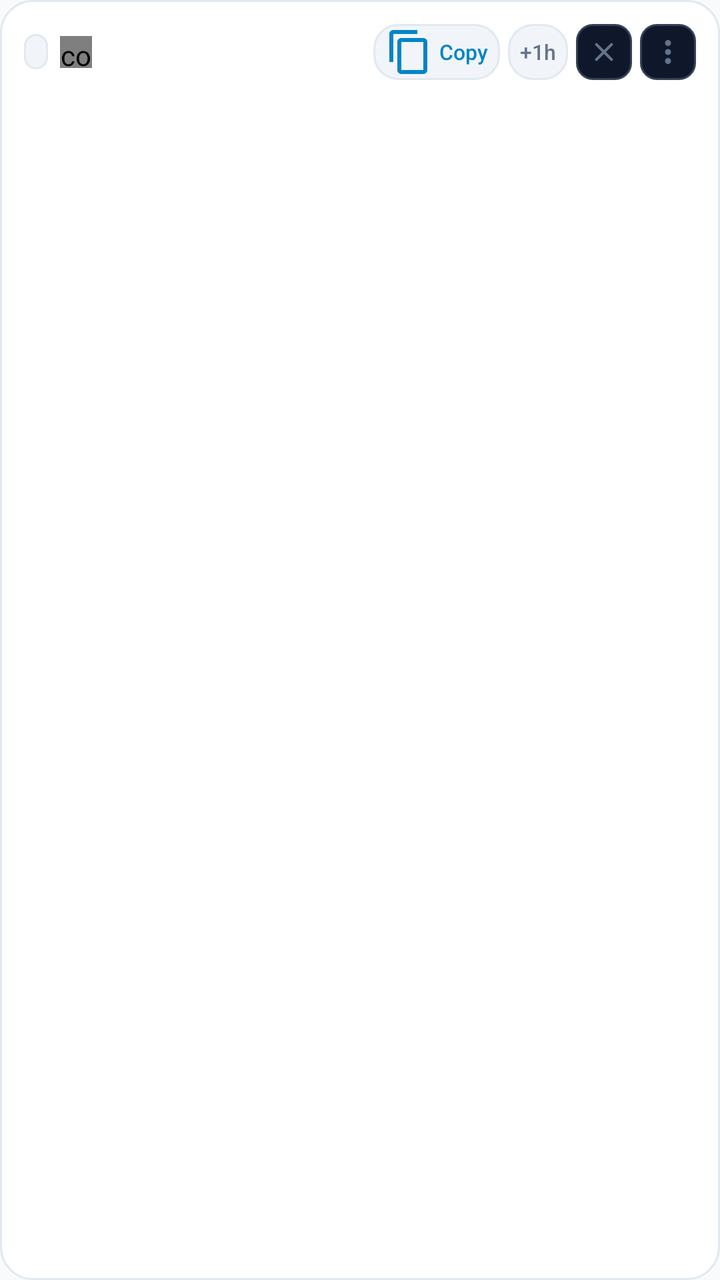
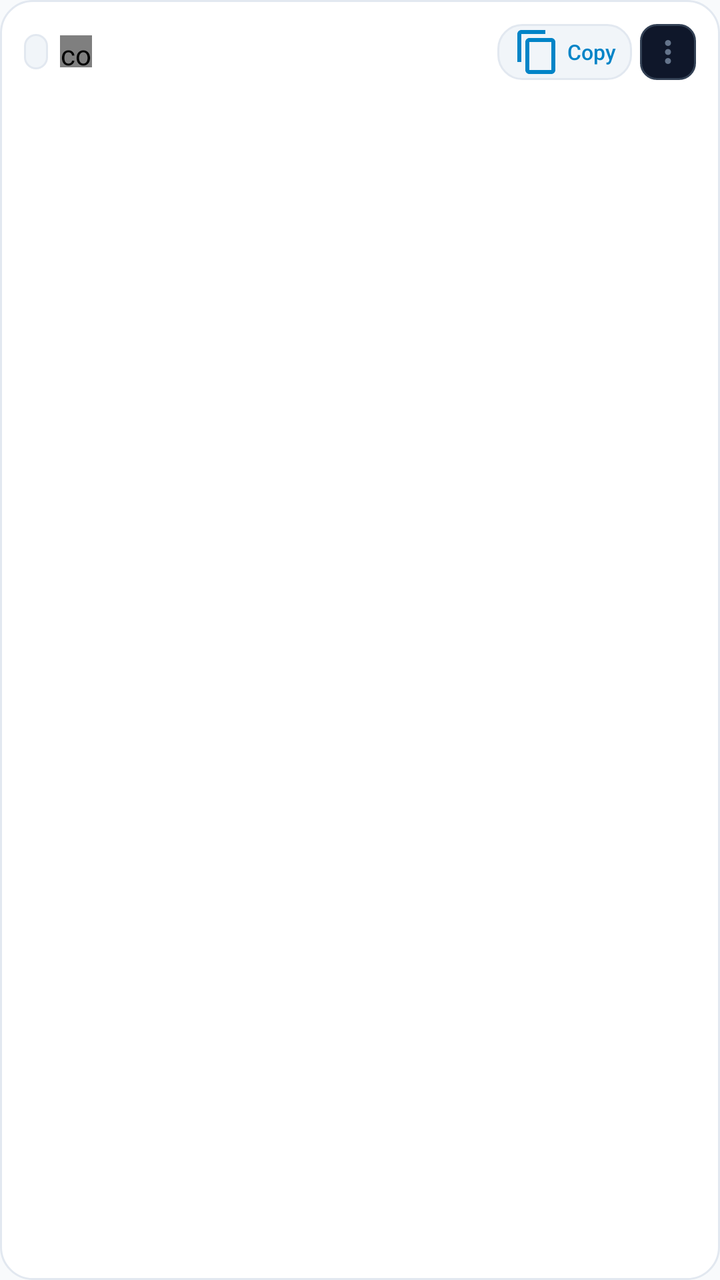

Two renders of the same Android screen: before a commit and after it. Below are the layout's source before the change and the commit's diff.
<!-- AndroidManifest.xml: application theme Theme.Teilen -->
<!-- res/layout/item_feed.xml -->
<?xml version="1.0" encoding="utf-8"?>
<LinearLayout xmlns:android="http://schemas.android.com/apk/res/android"
    android:layout_width="match_parent"
    android:layout_height="wrap_content"
    android:background="@drawable/bg_card"
    android:baselineAligned="false"
    android:descendantFocusability="afterDescendants"
    android:orientation="vertical"
    android:padding="12dp">

    
    <LinearLayout
        android:id="@+id/feed_header_bar"
        android:layout_width="match_parent"
        android:layout_height="wrap_content"
        android:gravity="center_vertical"
        android:orientation="horizontal">

        
        <TextView
            android:id="@+id/feed_kind"
            style="@style/Text.Section"
            android:layout_width="wrap_content"
            android:layout_height="wrap_content"
            android:background="@drawable/bg_badge"
            android:paddingStart="6dp"
            android:paddingTop="2dp"
            android:paddingEnd="6dp"
            android:paddingBottom="2dp"
            android:textColor="@color/accent"
            android:textSize="10sp"
            android:textStyle="bold" />

        
        <com.teilen.app.CountdownRingView
            android:id="@+id/feed_ring"
            android:layout_width="16dp"
            android:layout_height="16dp"
            android:layout_marginStart="6dp" />

        <TextView
            android:id="@+id/feed_meta"
            style="@style/Text.Tabular"
            android:layout_width="0dp"
            android:layout_height="wrap_content"
            android:layout_marginStart="6dp"
            android:layout_weight="1"
            android:ellipsize="end"
            android:singleLine="true"
            android:textColor="@color/text_secondary"
            android:textSize="11sp" />

        
        <LinearLayout
            android:layout_width="wrap_content"
            android:layout_height="wrap_content"
            android:gravity="center_vertical"
            android:orientation="horizontal">

            
            <Button
                android:id="@+id/feed_action_copy"
                style="@style/Button.Outline"
                android:layout_width="wrap_content"
                android:layout_height="28dp"
                android:layout_marginEnd="4dp"
                android:minWidth="0dp"
                android:minHeight="28dp"
                android:paddingStart="6dp"
                android:paddingTop="0dp"
                android:paddingEnd="6dp"
                android:paddingBottom="0dp"
                android:drawableStart="@drawable/ic_copy"
                android:drawablePadding="3dp"
                android:drawableTint="@color/accent"
                android:text="Copy"
                android:textColor="@color/accent"
                android:textSize="10.5sp" />

            
            <ImageButton
                android:id="@+id/feed_action_download"
                android:layout_width="28dp"
                android:layout_height="28dp"
                android:layout_marginEnd="4dp"
                android:background="@drawable/bg_icon_btn"
                android:padding="5dp"
                android:scaleType="fitCenter"
                android:src="@drawable/ic_download"
                android:tint="@color/accent"
                android:contentDescription="Download"
                android:visibility="gone" />

            
            <Button
                android:id="@+id/feed_action_extend"
                style="@style/Button.Outline"
                android:layout_width="wrap_content"
                android:layout_height="28dp"
                android:layout_marginEnd="4dp"
                android:minWidth="0dp"
                android:minHeight="28dp"
                android:paddingStart="6dp"
                android:paddingTop="0dp"
                android:paddingEnd="6dp"
                android:paddingBottom="0dp"
                android:text="+1h"
                android:textColor="@color/text_secondary"
                android:textSize="10.5sp" />

            
            <ImageButton
                android:id="@+id/feed_action_delete"
                android:layout_width="28dp"
                android:layout_height="28dp"
                android:layout_marginEnd="4dp"
                android:background="@drawable/bg_icon_btn"
                android:padding="6dp"
                android:scaleType="fitCenter"
                android:src="@drawable/ic_close"
                android:tint="@color/text_secondary"
                android:contentDescription="Delete" />

            
            <ImageButton
                android:id="@+id/feed_action_more"
                android:layout_width="28dp"
                android:layout_height="28dp"
                android:background="@drawable/bg_icon_btn"
                android:padding="5dp"
                android:scaleType="fitCenter"
                android:src="@drawable/ic_more_vert"
                android:tint="@color/text_secondary"
                android:contentDescription="More options" />
        </LinearLayout>
    </LinearLayout>

    
    <LinearLayout
        android:id="@+id/feed_body_container"
        android:layout_width="match_parent"
        android:layout_height="wrap_content"
        android:layout_marginTop="8dp"
        android:orientation="horizontal">

        <ImageView
            android:id="@+id/feed_thumb"
            android:layout_width="56dp"
            android:layout_height="56dp"
            android:layout_marginEnd="10dp"
            android:background="@drawable/bg_input"
            android:contentDescription="@string/feed_thumb"
            android:scaleType="centerCrop"
            android:visibility="gone" />

        <TextView
            android:id="@+id/feed_title"
            style="@style/Text.Body"
            android:layout_width="0dp"
            android:layout_height="wrap_content"
            android:layout_weight="1"
            android:lineSpacingMultiplier="1.18"
            android:textColor="@color/text_primary"
            android:textSize="14sp"
            android:textIsSelectable="true"
            android:focusable="true"
            android:focusableInTouchMode="true"
            android:autoLink="web"
            android:linksClickable="true" />
    </LinearLayout>

</LinearLayout>
<!-- resources referenced by this layout -->
<resources>
  <color name="accent">#0284C7</color>
  <color name="text_primary">#0F172A</color>
  <color name="text_secondary">#64748B</color>
  <!-- drawable bg_badge (drawable) -->
  <?xml version="1.0" encoding="utf-8"?>
  <shape xmlns:android="http://schemas.android.com/apk/res/android"
      android:shape="rectangle">
      <solid android:color="@color/surface_alt" />
      <corners android:radius="6dp" />
      <stroke
          android:width="1dp"
          android:color="@color/surface_border" />
  </shape>
  <!-- drawable bg_card (drawable) -->
  <?xml version="1.0" encoding="utf-8"?>
  <shape xmlns:android="http://schemas.android.com/apk/res/android"
      android:shape="rectangle">
      <solid android:color="@color/surface" />
      <corners android:radius="16dp" />
      <stroke
          android:width="1dp"
          android:color="@color/surface_border" />
  </shape>
  <!-- drawable bg_input (drawable) -->
  <?xml version="1.0" encoding="utf-8"?>
  <shape xmlns:android="http://schemas.android.com/apk/res/android"
      android:shape="rectangle">
      <solid android:color="@color/surface_alt" />
      <corners android:radius="12dp" />
      <stroke
          android:width="1dp"
          android:color="@color/surface_border" />
  </shape>
  <!-- drawable ic_close (drawable) -->
  <vector xmlns:android="http://schemas.android.com/apk/res/android"
      android:width="24dp"
      android:height="24dp"
      android:viewportWidth="24"
      android:viewportHeight="24">
      <path
          android:fillColor="#FFFFFFFF"
          android:pathData="M19,6.41L17.59,5 12,10.59 6.41,5 5,6.41 10.59,12 5,17.59 6.41,19 12,13.41 17.59,19 19,17.59 13.41,12z"/>
  </vector>
  <!-- drawable ic_copy (drawable) -->
  <?xml version="1.0" encoding="utf-8"?>
  <vector xmlns:android="http://schemas.android.com/apk/res/android"
      android:width="24dp"
      android:height="24dp"
      android:viewportWidth="24"
      android:viewportHeight="24">
      <path
          android:fillColor="@color/accent"
          android:pathData="M16,1L4,1c-1.1,0 -2,0.9 -2,2v14h2L4,3h12L16,1zM19,5L8,5c-1.1,0 -2,0.9 -2,2v14c0,1.1 0.9,2 2,2h11c1.1,0 2,-0.9 2,-2L21,7c0,-1.1 -0.9,-2 -2,-2zM19,21L8,21L8,7h11v14z" />
  </vector>
  <!-- drawable ic_download (drawable) -->
  <vector xmlns:android="http://schemas.android.com/apk/res/android"
      android:width="24dp"
      android:height="24dp"
      android:viewportWidth="24"
      android:viewportHeight="24">
      <path
          android:fillColor="#FFFFFFFF"
          android:pathData="M19,9h-4V3H9v6H5l7,7 7,-7zM5,18v2h14v-2H5z"/>
  </vector>
  <string name="feed_thumb">Shared image</string>
  <style name="Text.Body">
          <item name="android:textColor">@color/text_primary</item>
          <item name="android:textSize">15sp</item>
      </style>
  <style name="Text.Section">
          <item name="android:textColor">@color/text_secondary</item>
          <item name="android:textSize">11sp</item>
          <item name="android:textStyle">bold</item>
          <item name="android:letterSpacing">0.12</item>
          <item name="android:textAllCaps">true</item>
      </style>
  <style name="Text.Tabular">
          <item name="android:textColor">@color/text_secondary</item>
          <item name="android:textSize">13sp</item>
          <item name="android:fontFeatureSettings">tnum</item>
      </style>
  <color name="surface_alt">#F1F5F9</color>
  <color name="surface_border">#E2E8F0</color>
  <color name="surface">#FFFFFF</color>
  <color name="bg">#F8FAFC</color>
  <color name="text_muted">#94A3B8</color>
  <color name="nav_bg">#FFFFFF</color>
  <color name="ripple">#1F000000</color>
  <!-- unchanged entries left out for length: 5 -->
</resources>

<!-- the commit's change to res/layout/item_feed.xml (unified diff, before → after) -->
@@ -17,38 +17,46 @@
         android:orientation="horizontal">
 
         
-        <TextView
-            android:id="@+id/feed_kind"
-            style="@style/Text.Section"
-            android:layout_width="wrap_content"
-            android:layout_height="wrap_content"
-            android:background="@drawable/bg_badge"
-            android:paddingStart="6dp"
-            android:paddingTop="2dp"
-            android:paddingEnd="6dp"
-            android:paddingBottom="2dp"
-            android:textColor="@color/accent"
-            android:textSize="10sp"
-            android:textStyle="bold" />
-
-        
-        <com.teilen.app.CountdownRingView
-            android:id="@+id/feed_ring"
-            android:layout_width="16dp"
-            android:layout_height="16dp"
-            android:layout_marginStart="6dp" />
-
-        <TextView
-            android:id="@+id/feed_meta"
-            style="@style/Text.Tabular"
+        <LinearLayout
             android:layout_width="0dp"
             android:layout_height="wrap_content"
-            android:layout_marginStart="6dp"
             android:layout_weight="1"
-            android:ellipsize="end"
-            android:singleLine="true"
-            android:textColor="@color/text_secondary"
-            android:textSize="11sp" />
+            android:gravity="center_vertical"
+            android:orientation="horizontal">
+
+            <TextView
+                android:id="@+id/feed_kind"
+                style="@style/Text.Section"
+                android:layout_width="wrap_content"
+                android:layout_height="wrap_content"
+                android:background="@drawable/bg_badge"
+                android:paddingStart="6dp"
+                android:paddingTop="2dp"
+                android:paddingEnd="6dp"
+                android:paddingBottom="2dp"
+                android:textColor="@color/accent"
+                android:textSize="10sp"
+                android:textStyle="bold" />
+
+            
+            <com.teilen.app.CountdownRingView
+                android:id="@+id/feed_ring"
+                android:layout_width="16dp"
+                android:layout_height="16dp"
+                android:layout_marginStart="6dp" />
+
+            <TextView
+                android:id="@+id/feed_meta"
+                style="@style/Text.Tabular"
+                android:layout_width="0dp"
+                android:layout_height="wrap_content"
+                android:layout_marginStart="6dp"
+                android:layout_weight="1"
+                android:ellipsize="end"
+                android:singleLine="true"
+                android:textColor="@color/text_secondary"
+                android:textSize="11sp" />
+        </LinearLayout>
 
         
         <LinearLayout
@@ -66,9 +74,9 @@
                 android:layout_marginEnd="4dp"
                 android:minWidth="0dp"
                 android:minHeight="28dp"
-                android:paddingStart="6dp"
+                android:paddingStart="8dp"
                 android:paddingTop="0dp"
-                android:paddingEnd="6dp"
+                android:paddingEnd="8dp"
                 android:paddingBottom="0dp"
                 android:drawableStart="@drawable/ic_copy"
                 android:drawablePadding="3dp"
@@ -97,28 +105,16 @@
                 style="@style/Button.Outline"
                 android:layout_width="wrap_content"
                 android:layout_height="28dp"
-                android:layout_marginEnd="4dp"
                 android:minWidth="0dp"
                 android:minHeight="28dp"
-                android:paddingStart="6dp"
-                android:paddingTop="0dp"
-                android:paddingEnd="6dp"
-                android:paddingBottom="0dp"
-                android:text="+1h"
-                android:textColor="@color/text_secondary"
-                android:textSize="10.5sp" />
+                android:visibility="gone" />
 
             
             <ImageButton
                 android:id="@+id/feed_action_delete"
                 android:layout_width="28dp"
                 android:layout_height="28dp"
-                android:layout_marginEnd="4dp"
-                android:background="@drawable/bg_icon_btn"
-                android:padding="6dp"
-                android:scaleType="fitCenter"
-                android:src="@drawable/ic_close"
-                android:tint="@color/text_secondary"
+                android:visibility="gone"
                 android:contentDescription="Delete" />
 
             
<!-- resource entries referenced after the edit -->
@@ -33,16 +33,6 @@
           android:width="1dp"
           android:color="@color/surface_border" />
   </shape>
-  <!-- drawable ic_close (drawable) -->
-  <vector xmlns:android="http://schemas.android.com/apk/res/android"
-      android:width="24dp"
-      android:height="24dp"
-      android:viewportWidth="24"
-      android:viewportHeight="24">
-      <path
-          android:fillColor="#FFFFFFFF"
-          android:pathData="M19,6.41L17.59,5 12,10.59 6.41,5 5,6.41 10.59,12 5,17.59 6.41,19 12,13.41 17.59,19 19,17.59 13.41,12z"/>
-  </vector>
   <!-- drawable ic_copy (drawable) -->
   <?xml version="1.0" encoding="utf-8"?>
   <vector xmlns:android="http://schemas.android.com/apk/res/android"
